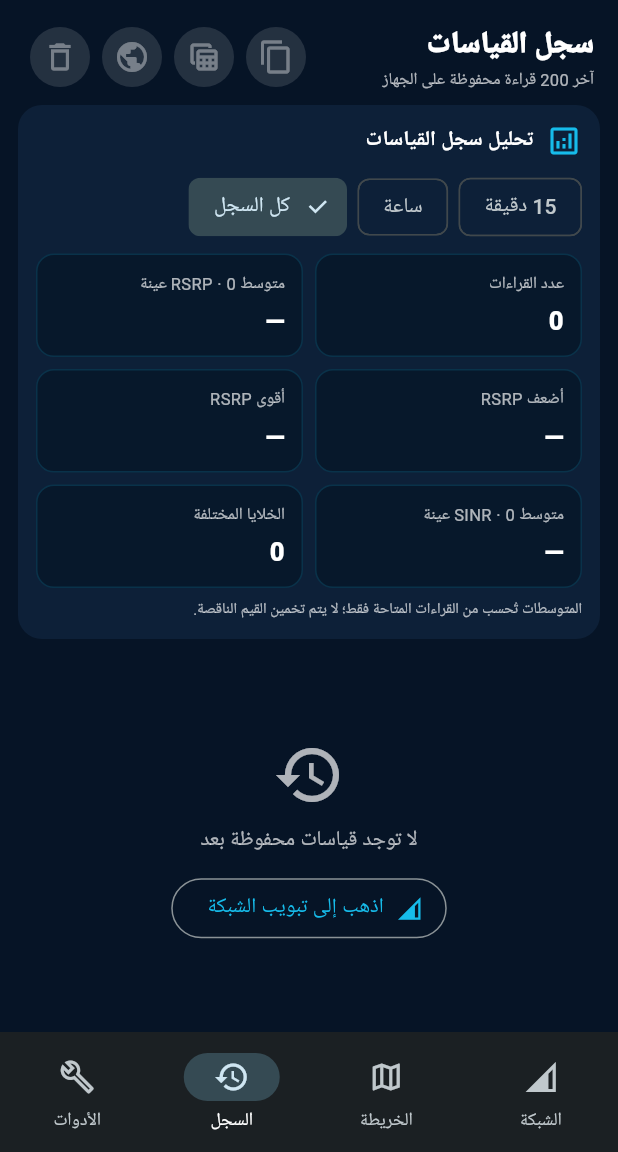
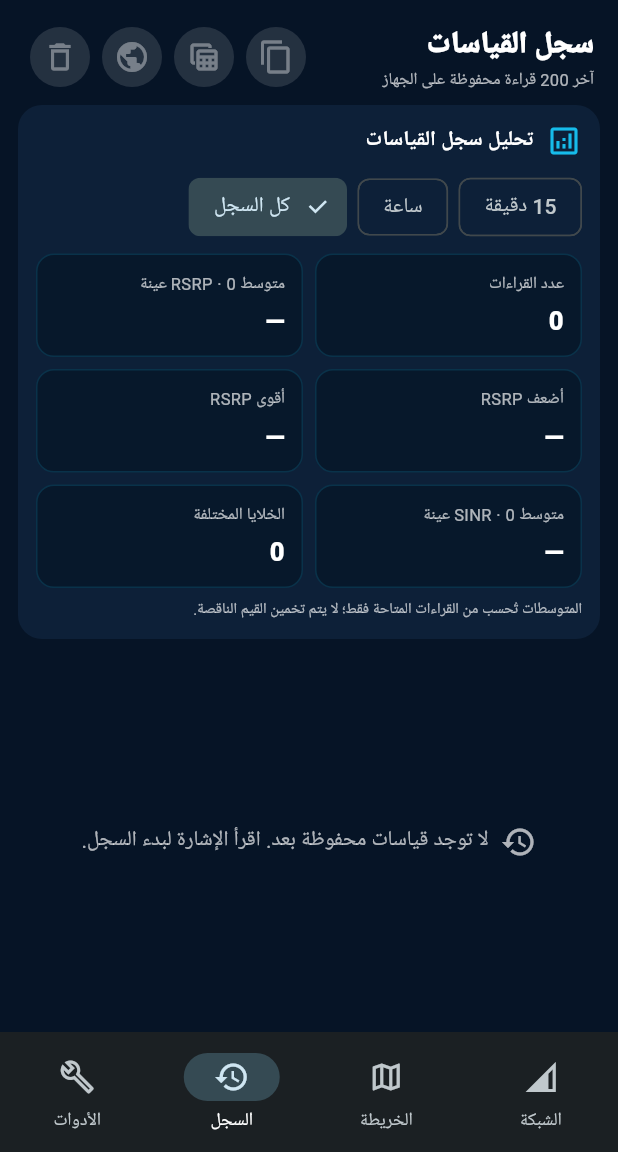
Before and after one commit to loudply0-eng/iraq-network-monitor-builder, a Flutter app: the screen it shows after launch, item 3 of the bottom bar chosen, on a phone screen of 412 x 824 dp, the part 84-1236 px from its top. Run offline on Flutter 3.47's test engine with Material 3 defaults, Android fonts, the phone set to English and light mode, and no system bars; our stand-ins replace flutter_map, geolocator, latlong2, package_info_plus, permission_handler; missing offline and left inert: cryptography.

Commit message:
fix: keep history empty state compact on short screens

```diff
--- a/lib/main.dart
+++ b/lib/main.dart
@@ -3370,20 +3370,22 @@ class _MapScreenState extends State<MapScreen> with WidgetsBindingObserver {
         Expanded(
           child: readingHistory.isEmpty
               ? Center(
-                  child: Column(
-                    mainAxisSize: MainAxisSize.min,
-                    children: [
-                      Icon(Icons.history, size: 48, color: mutedTextColor),
-                      const SizedBox(height: 10),
-                      Text(tr('لا توجد قياسات محفوظة بعد', 'No measurements saved yet'),
-                          style: TextStyle(color: mutedTextColor)),
-                      const SizedBox(height: 10),
-                      OutlinedButton.icon(
-                        onPressed: () => setState(() => selectedTab = 0),
-                        icon: const Icon(Icons.network_cell),
-                        label: Text(tr('اذهب إلى تبويب الشبكة', 'Go to Network tab')),
-                      ),
-                    ],
+                  child: Padding(
+                    padding: const EdgeInsets.all(12),
+                    child: Row(
+                      mainAxisSize: MainAxisSize.min,
+                      children: [
+                        Icon(Icons.history, size: 24, color: mutedTextColor),
+                        const SizedBox(width: 8),
+                        Flexible(
+                          child: Text(
+                            tr('لا توجد قياسات محفوظة بعد. اقرأ الإشارة لبدء السجل.', 'No measurements saved yet. Read the signal to start the history.'),
+                            textAlign: TextAlign.center,
+                            style: TextStyle(color: mutedTextColor),
+                          ),
+                        ),
+                      ],
+                    ),
                   ),
                 )
               : visibleHistory.isEmpty
```
